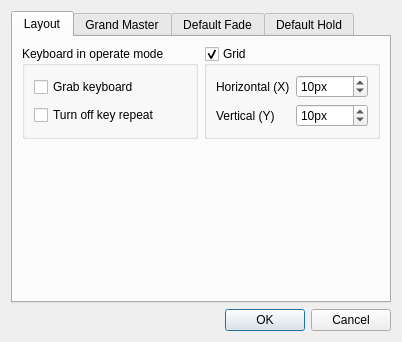
Andersbakken/qlc, file ui/src/vcproperties.ui: the form before one commit.
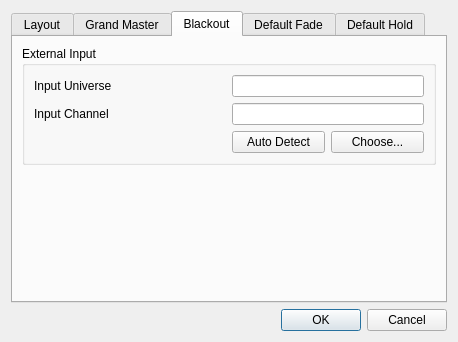
The form after the commit. The open tabs and pages were chosen to show the change.

Commit message: Fixed ticket#44:Allow Blackout to be mapped to input controller. Moved blackout to Virtual Console. Added external input selection tab to VCProperties dialog.

Patch:
```diff
--- a/ui/src/vcproperties.ui
+++ b/ui/src/vcproperties.ui
@@ -6,7 +6,7 @@
    <rect>
     <x>0</x>
     <y>0</y>
-    <width>402</width>
+    <width>458</width>
     <height>342</height>
    </rect>
   </property>
@@ -289,7 +289,109 @@
        </item>
       </layout>
      </widget>
-     <widget class="QWidget" name="DefaultSliders">
+     <widget class="QWidget" name="Blackout">
+      <attribute name="title">
+       <string>Blackout</string>
+      </attribute>
+      <layout class="QVBoxLayout" name="verticalLayout_4">
+       <item>
+        <widget class="QGroupBox" name="groupBox_2">
+         <property name="title">
+          <string>External Input</string>
+         </property>
+         <layout class="QGridLayout" name="gridLayout_7">
+          <item row="0" column="0">
+           <widget class="QLabel" name="m_blackoutInputUniverseLabel">
+            <property name="text">
+             <string>Input Universe</string>
+            </property>
+           </widget>
+          </item>
+          <item row="0" column="2" colspan="2">
+           <widget class="QLineEdit" name="m_blackoutInputUniverseEdit">
+            <property name="toolTip">
+             <string>Input universe for Blackout.</string>
+            </property>
+            <property name="readOnly">
+             <bool>true</bool>
+            </property>
+           </widget>
+          </item>
+          <item row="1" column="0">
+           <widget class="QLabel" name="m_blackoutInputChannelLabel">
+            <property name="text">
+             <string>Input Channel</string>
+            </property>
+           </widget>
+          </item>
+          <item row="1" column="2" colspan="2">
+           <widget class="QLineEdit" name="m_blackoutInputChannelEdit">
+            <property name="toolTip">
+             <string>Input channel for Blackout.</string>
+            </property>
+            <property name="readOnly">
+             <bool>true</bool>
+            </property>
+           </widget>
+          </item>
+          <item row="2" column="0" colspan="2">
+           <spacer name="horizontalSpacer_6">
+            <property name="orientation">
+             <enum>Qt::Horizontal</enum>
+            </property>
+            <property name="sizeHint" stdset="0">
+             <size>
+              <width>165</width>
+              <height>20</height>
+             </size>
+            </property>
+           </spacer>
+          </item>
+          <item row="2" column="2">
+           <widget class="QPushButton" name="m_autoDetectBlackoutInputButton">
+            <property name="toolTip">
+             <string>When toggled, you can move an external slider/knob to assign it to Blackout.</string>
+            </property>
+            <property name="text">
+             <string>Auto Detect</string>
+            </property>
+            <property name="checkable">
+             <bool>true</bool>
+            </property>
+            <property name="checked">
+             <bool>false</bool>
+            </property>
+           </widget>
+          </item>
+          <item row="2" column="3">
+           <widget class="QPushButton" name="m_chooseBlackoutInputButton">
+            <property name="toolTip">
+             <string>Choose an external input universe &amp; channel that Blackout should listen to.</string>
+            </property>
+            <property name="text">
+             <string>Choose...</string>
+            </property>
+           </widget>
+          </item>
+         </layout>
+        </widget>
+       </item>
+       <item>
+        <spacer name="verticalSpacer">
+         <property name="orientation">
+          <enum>Qt::Vertical</enum>
+         </property>
+         <property name="sizeHint" stdset="0">
+          <size>
+           <width>20</width>
+           <height>93</height>
+          </size>
+         </property>
+        </spacer>
+       </item>
+      </layout>
+     </widget>
+     <widget class="QWidget" name="DefaultFade">
       <attribute name="title">
        <string>Default Fade</string>
       </attribute>
```
Left out of the diff: 60 changed lines with no effect on the pictures. The commit also changes 8 other files.
